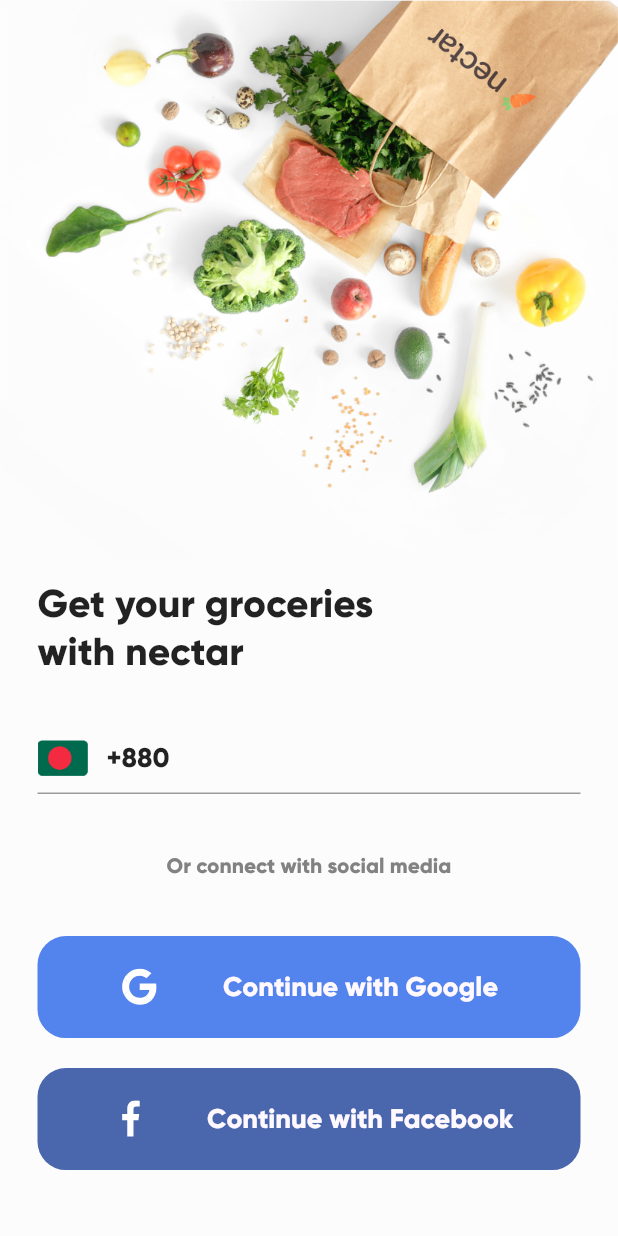
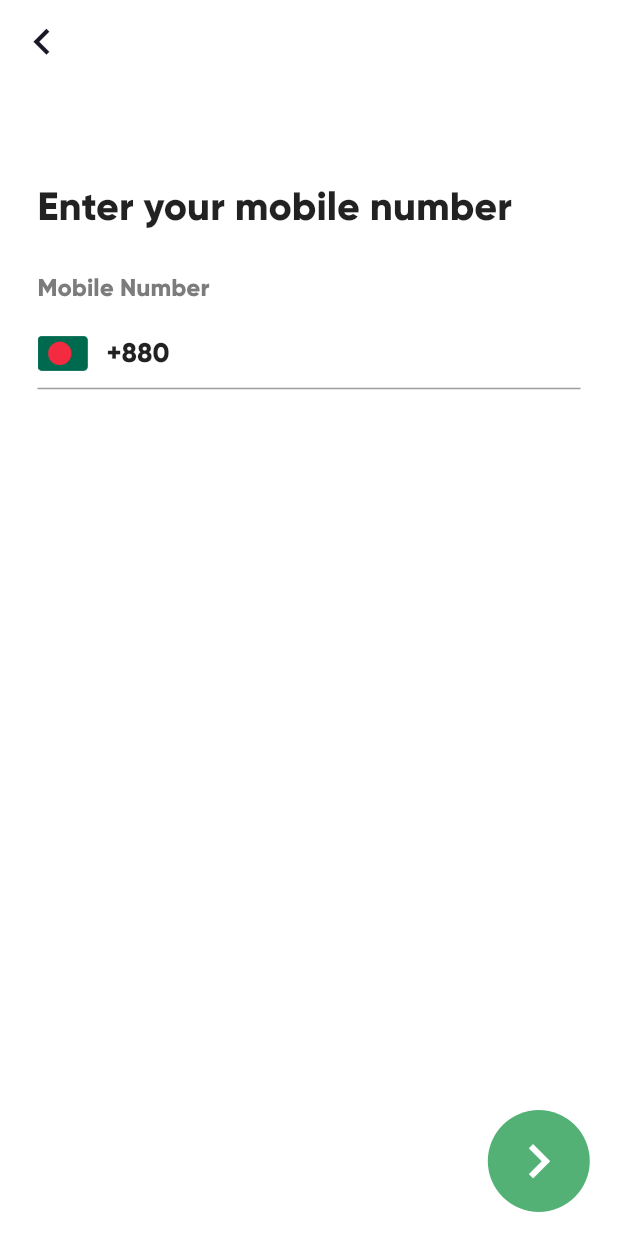
Before and after one commit to cr34t1ve/food_app, a Flutter app: the screen it shows after launch, on a phone screen of 412 x 824 dp. Run offline on Flutter 3.47's test engine with Material 2 defaults, Android fonts, the phone set to English and light mode, and no system bars; our stand-ins replace flutter_svg.

Commit message:
number page initialised

```diff
--- a/lib/main.dart
+++ b/lib/main.dart
@@ -1,4 +1,5 @@
 import 'package:flutter/material.dart';
+import 'package:food_app/screens/number/number.dart';
 import 'package:food_app/screens/onboarding/onboarding.dart';
 import 'package:food_app/screens/sign%20in/sign_in.dart';
 import 'package:food_app/screens/splash/splash.dart';
@@ -35,11 +36,12 @@ class MyApp extends StatelessWidget {
               backgroundColor: Colors.white,
               elevation: 0.0)),
       debugShowCheckedModeBanner: false,
-      initialRoute: '/signin',
+      initialRoute: '/number',
       routes: {
         '/': (context) => Splash(),
         '/onboarding': (context) => Onboarding(),
         '/signin': (context) => SignIn(),
+        '/number': (context) => Number(),
       },
     );
   }
--- /dev/null
+++ b/lib/screens/number/number.dart
@@ -0,0 +1,99 @@
+import 'package:flutter/material.dart';
+import 'package:food_app/utils/size_config.dart';
+
+class Number extends StatefulWidget {
+  const Number({Key? key}) : super(key: key);
+
+  @override
+  _NumberState createState() => _NumberState();
+}
+
+class _NumberState extends State<Number> {
+  @override
+  Widget build(BuildContext context) {
+    return Scaffold(
+      floatingActionButton: Container(
+        width: getProportionateScreenWidth(67.0),
+        height: getProportionateScreenHeight(67.0),
+        decoration:
+            BoxDecoration(shape: BoxShape.circle, color: Color(0xFF53B175)),
+        child: Center(
+          child: Icon(
+            Icons.chevron_right,
+            color: Colors.white,
+            size: 45,
+          ),
+        ),
+      ),
+      appBar: AppBar(
+        leading: IconButton(
+          onPressed: () {},
+          icon: Icon(
+            Icons.chevron_left,
+            size: 35,
+            color: Color(0xFF181725),
+          ),
+        ),
+      ),
+      body: SingleChildScrollView(
+        child: Padding(
+          padding: EdgeInsets.symmetric(horizontal: 25.0),
+          child: Column(
+            children: [
+              SizedBox(
+                height: getProportionateScreenHeight(65),
+              ),
+              Row(
+                children: [
+                  Text(
+                    'Enter your mobile number',
+                    style: TextStyle(
+                        fontSize: getProportionateScreenHeight(26.0),
+                        fontWeight: FontWeight.w600),
+                  )
+                ],
+              ),
+              SizedBox(
+                height: getProportionateScreenHeight(27),
+              ),
+              Row(
+                children: [
+                  Text(
+                    'Mobile Number',
+                    style: TextStyle(
+                        fontSize: getProportionateScreenHeight(16.0),
+                        color: Color(0xFF7C7C7C),
+                        fontWeight: FontWeight.w600),
+                  )
+                ],
+              ),
+              SizedBox(
+                height: getProportionateScreenHeight(10),
+              ),
+              TextField(
+                decoration: InputDecoration(
+                    prefixIcon: Row(
+                  children: [
+                    Image.asset(
+                      'assets/images/Rectangle 11flag.png',
+                      height: 23.7,
+                      width: 33.97,
+                    ),
+                    SizedBox(
+                      width: 12,
+                    ),
+                    Text(
+                      '+880',
+                      style: TextStyle(
+                          fontWeight: FontWeight.w600, fontSize: 18.0),
+                    )
+                  ],
+                )),
+              ),
+            ],
+          ),
+        ),
+      ),
+    );
+  }
+}
--- a/lib/screens/sign in/sign_in.dart
+++ b/lib/screens/sign in/sign_in.dart
@@ -24,6 +24,7 @@ class _SignInState extends State<SignIn> {
           padding: const EdgeInsets.symmetric(horizontal: 25.0),
           child: SingleChildScrollView(
             child: Column(
+              mainAxisAlignment: MainAxisAlignment.end,
               children: [
                 SizedBox(
                   height: getProportionateScreenHeight(380.63),
```
